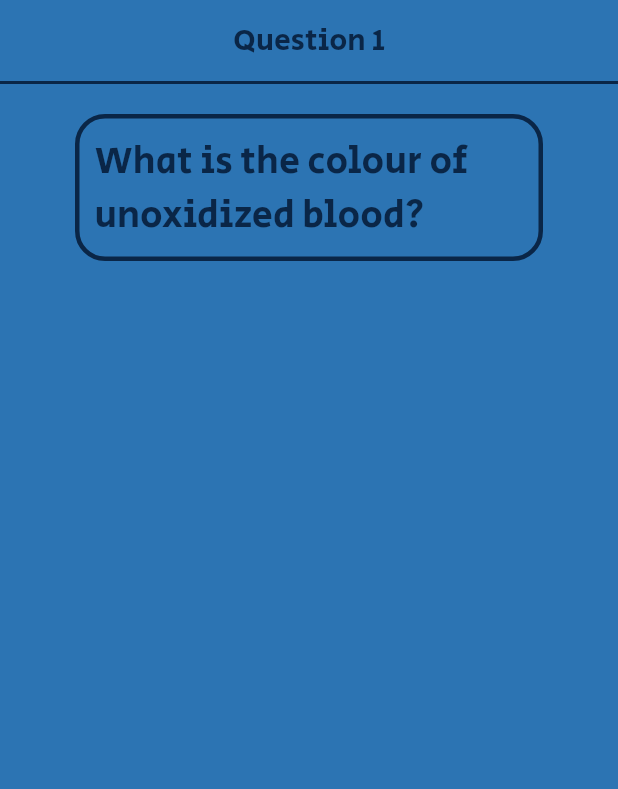
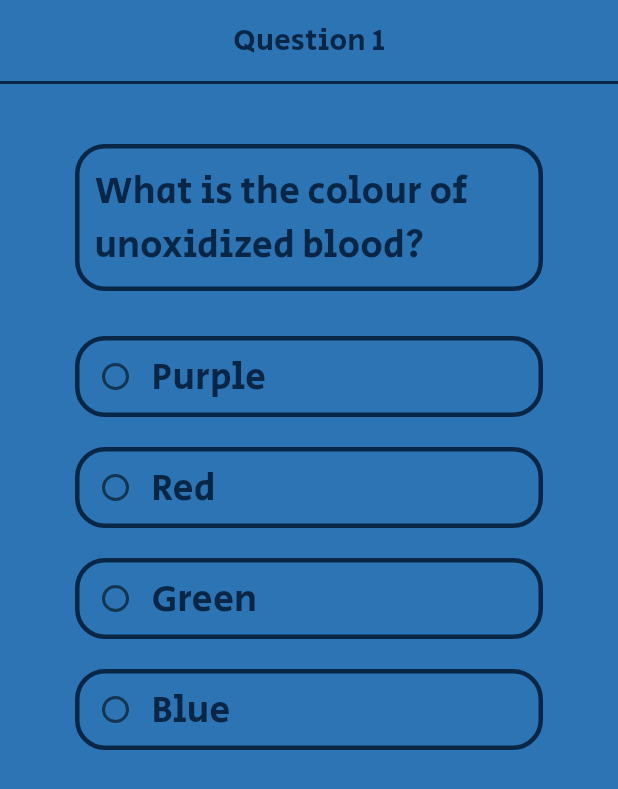
Before and after one commit to SamN-26/Quiz_App, a Flutter app: the screen it shows after launch, on a phone screen of 412 x 824 dp. Shown: the top 789 px of the screen. Run offline on Flutter 3.47's test engine with Material 2 defaults, Android fonts, the phone set to English and light mode, and no system bars.

Commit message:
finished options widget

```diff
--- a/lib/screens/questions.dart
+++ b/lib/screens/questions.dart
@@ -1,6 +1,8 @@
 import 'package:flutter/material.dart';
+import 'package:quiz_app/services/Options.dart';
 import 'package:quiz_app/services/User_Input.dart';
 import 'package:quiz_app/services/customwidgets.dart';
+import 'dart:math';
 
 class QuestionsPageMultiple extends StatefulWidget {
 
@@ -24,8 +26,8 @@ class _QuestionsPageMultipleState extends State<QuestionsPageMultiple> {
       appBar: customAppbar('Question ' + (widget.number+1).toString()),
       backgroundColor: Color(0xFF2C74B3),
       body: Padding(
-        padding: const EdgeInsets.fromLTRB(50, 20, 50, 0),
-        child: Column(
+        padding: const EdgeInsets.fromLTRB(50, 40, 50, 0),
+        child:  Column(
                 children: [
                        Container(
                         child: Padding(
@@ -40,11 +42,8 @@ class _QuestionsPageMultipleState extends State<QuestionsPageMultiple> {
                         borderRadius: BorderRadius.all(Radius.circular(20)),
                         ),
                   ),
-                Row(
-                  children: [
-
-                  ],
-                )
+                  SizedBox(height: 30,),
+                  OptionsBuilder(options: widget.options),
                 ],
               ),
         ),
--- a/lib/services/Drop_Menu.dart
+++ b/lib/services/Drop_Menu.dart
@@ -1,14 +1,15 @@
 import 'package:flutter/material.dart';
 import 'package:flutter/cupertino.dart';
+import 'package:quiz_app/screens/home.dart';
 import 'package:quiz_app/services/customwidgets.dart';
 
 class Drop_Menu extends StatefulWidget {
 
   List<String> list;
   String value;
-  int index = 0;
+  int index =0;
 
-  Drop_Menu( this.list , this.value );
+  Drop_Menu( this.list , this.value  );
 
   @override
   State<Drop_Menu> createState() => _Drop_MenuState();
--- /dev/null
+++ b/lib/services/Options.dart
@@ -0,0 +1,65 @@
+
+
+import 'package:flutter/cupertino.dart';
+import 'package:flutter/material.dart';
+import 'package:quiz_app/services/customwidgets.dart';
+
+
+class OptionsBuilder extends StatefulWidget {
+
+  List<String> options;
+  String? chosen;
+
+  OptionsBuilder({ required this.options});
+
+  @override
+  State<OptionsBuilder> createState() => _OptionsBuilderState();
+}
+
+class _OptionsBuilderState extends State<OptionsBuilder> {
+  @override
+  Widget build(BuildContext context) {
+    print(widget.options);
+    return Column(
+      children: [
+            _optionsBuilder(widget.options[0]),
+             SizedBox(
+               height: 20,
+             ),
+             _optionsBuilder(widget.options[1]),
+            SizedBox(height: 20,),
+             _optionsBuilder(widget.options[2]),
+            SizedBox(height: 20,),
+             _optionsBuilder(widget.options[3]),
+            SizedBox(height: 30,),
+      ],
+    );
+  }
+
+  Widget _optionsBuilder(String option) {
+    return Container(
+      child: Row(
+        children: [
+          Radio(
+              value: option,
+              groupValue: widget.chosen,
+              onChanged: (String? value)
+              {
+                  setState(() {
+                    widget.chosen = value;
+                  });
+              }
+          ),
+          textWidget(option),
+        ],
+      ),
+      decoration: BoxDecoration(
+        border: Border.all(
+          color: Color(0xFF0A2647),
+          width: 3,
+        ),
+        borderRadius: BorderRadius.all(Radius.circular(20)),
+      ),
+    );
+  }
+}
```
Also changed, not shown: lib/main.dart (+6 -2 lines), lib/screens/home.dart (+7 -3 lines), lib/screens/loading.dart (added, +19 -0 lines), lib/services/customwidgets.dart (+4 -3 lines). Lines whose indentation alone changed are shown as unchanged.
